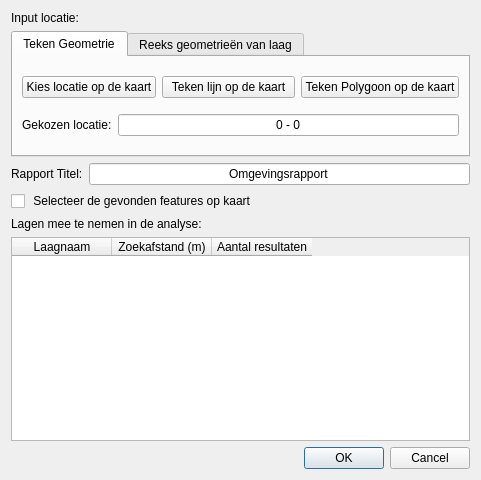
The window that ui_OmgevingsAnalyseDlg.ui (milieuinfo/OmgevingsAnalyse) describes before a commit, drawn with Qt 5.
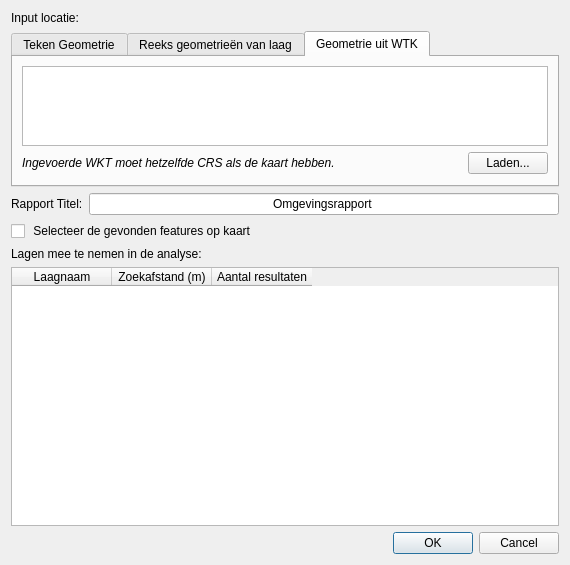
The same window after the commit. The open tabs and pages were chosen to show the change. Icons and pictures are not drawn.

Patch:
```diff
--- a/ui_OmgevingsAnalyseDlg.ui
+++ b/ui_OmgevingsAnalyseDlg.ui
@@ -6,8 +6,8 @@
    <rect>
     <x>0</x>
     <y>0</y>
-    <width>481</width>
-    <height>480</height>
+    <width>570</width>
+    <height>565</height>
    </rect>
   </property>
   <property name="windowTitle">
@@ -151,6 +151,60 @@
        </item>
       </layout>
      </widget>
+     <widget class="QWidget" name="WKTtab">
+      <attribute name="title">
+       <string>Geometrie uit WTK</string>
+      </attribute>
+      <layout class="QVBoxLayout" name="verticalLayout_4">
+       <item>
+        <widget class="QPlainTextEdit" name="wktTxt">
+         <property name="maximumSize">
+          <size>
+           <width>16777215</width>
+           <height>80</height>
+          </size>
+         </property>
+         <property name="baseSize">
+          <size>
+           <width>0</width>
+           <height>150</height>
+          </size>
+         </property>
+        </widget>
+       </item>
+       <item>
+        <layout class="QHBoxLayout" name="horizontalLayout_6">
+         <item>
+          <widget class="QLabel" name="label_7">
+           <property name="text">
+            <string>&lt;html&gt;&lt;head/&gt;&lt;body&gt;&lt;p&gt;&lt;span style=&quot; font-style:italic;&quot;&gt;Ingevoerde WKT moet hetzelfde CRS als de kaart hebben.&lt;/span&gt;&lt;/p&gt;&lt;/body&gt;&lt;/html&gt;</string>
+           </property>
+          </widget>
+         </item>
+         <item>
+          <spacer name="horizontalSpacer">
+           <property name="orientation">
+            <enum>Qt::Horizontal</enum>
+           </property>
+           <property name="sizeHint" stdset="0">
+            <size>
+             <width>40</width>
+             <height>20</height>
+            </size>
+           </property>
+          </spacer>
+         </item>
+         <item>
+          <widget class="QPushButton" name="wktLoadBtn">
+           <property name="text">
+            <string>Laden...</string>
+           </property>
+          </widget>
+         </item>
+        </layout>
+       </item>
+      </layout>
+     </widget>
     </widget>
    </item>
    <item>
```
